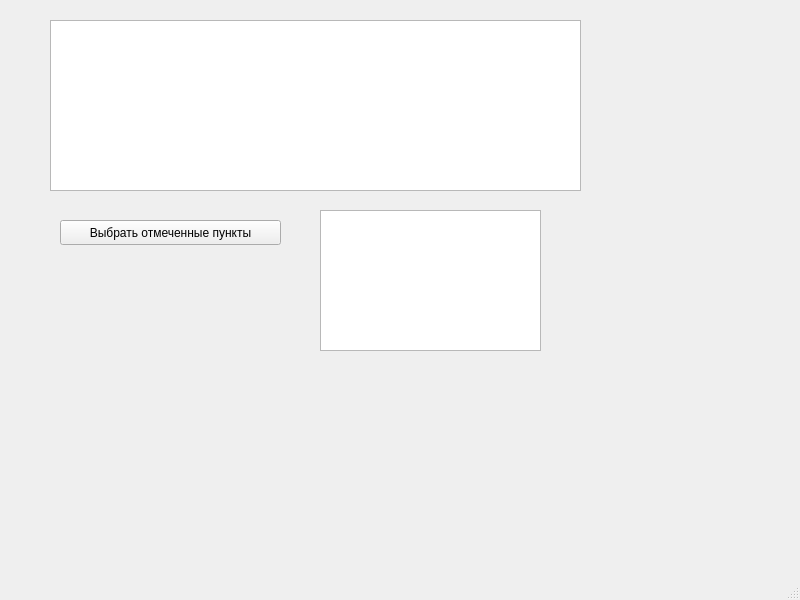
The window that mainwindow.ui (mishanyya/Qt_tablewidget_checkbox) describes before a commit, drawn with Qt 5.
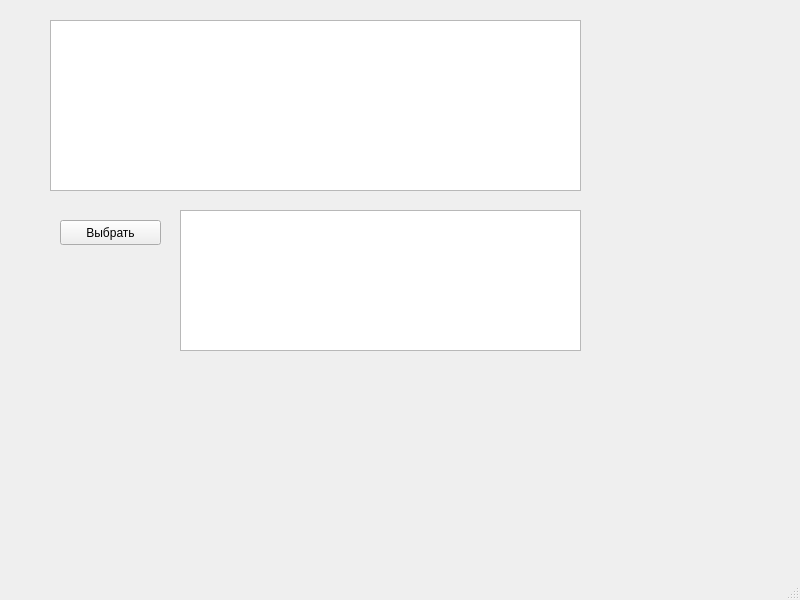
The same window after the commit.

Commit message: 20 декабря 2024  в форме кнопку изменил

```diff
--- a/mainwindow.ui
+++ b/mainwindow.ui
@@ -19,12 +19,12 @@
      <rect>
       <x>60</x>
       <y>220</y>
-      <width>221</width>
+      <width>101</width>
       <height>25</height>
      </rect>
     </property>
     <property name="text">
-     <string>Выбрать отмеченные пункты</string>
+     <string>Выбрать</string>
     </property>
    </widget>
    <widget class="QTableWidget" name="tableWidget">
@@ -63,9 +63,9 @@
    <widget class="QTextBrowser" name="textBrowser">
     <property name="geometry">
      <rect>
-      <x>320</x>
+      <x>180</x>
       <y>210</y>
-      <width>221</width>
+      <width>401</width>
       <height>141</height>
      </rect>
     </property>
```
